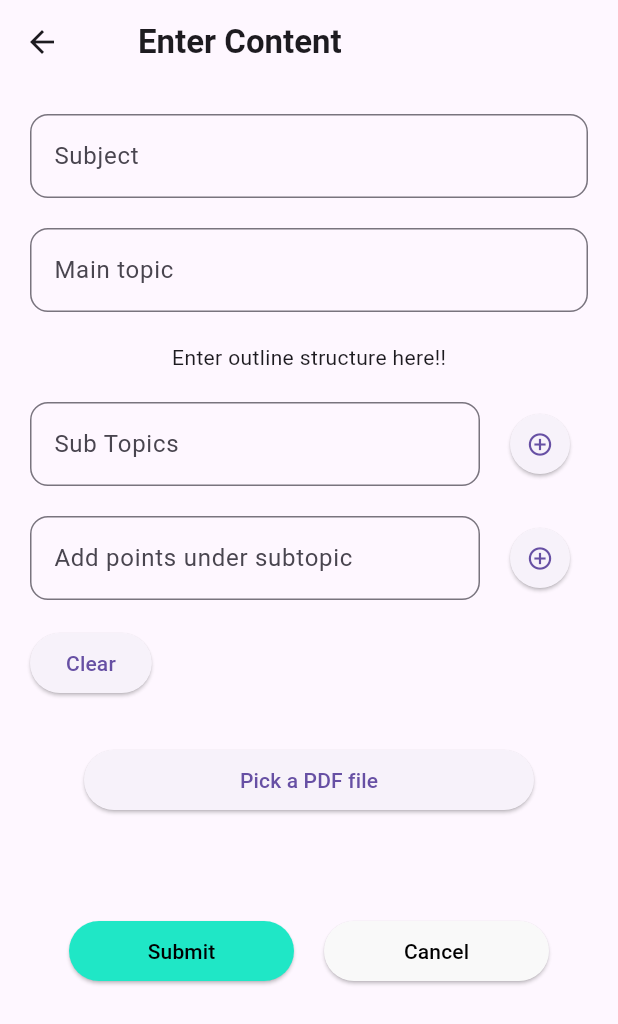
After one commit to CapstoneProject-Group-32/LearnPro, a Flutter app: the ContentForm screen opened directly, after a tap on "Submit", on a phone screen of 412 x 824 dp. The commit adds this screen. Shown: the top 1024 px of the screen. Run offline on Flutter 3.47's test engine with Material 3 defaults, Android fonts, the phone set to English and light mode, and no system bars; our stand-ins replace cloud_firestore, file_picker, firebase_auth, firebase_core, firebase_storage, image_picker and 3 more; accounts and stored records are empty.

Commit message:
input content form

```diff
--- /dev/null
+++ b/Front-End/lib/Models/studiedcontent.dart
@@ -0,0 +1,24 @@
+class Studiedcontent {
+  String subject1 = '';
+  String mainTopic1 = '';
+  Map<String, List<String>> dataSetMap = {};
+  Studiedcontent({
+    required this.subject1,
+    required this.mainTopic1,
+    required this.dataSetMap,
+  });
+
+  Map<String, dynamic> toJson() => {
+        'subject': subject1,
+        'mainTopic': mainTopic1,
+        'dataSetMap': dataSetMap,
+      };
+
+  factory Studiedcontent.fromJson(Map<String, dynamic> json) {
+    return Studiedcontent(
+      subject1: json['subject1'],
+      mainTopic1: json['mainTopic1'],
+      dataSetMap: Map<String, List<String>>.from(json['dataSetMap']),
+    );
+  }
+}
--- /dev/null
+++ b/Front-End/lib/Screens/content_form.dart
@@ -0,0 +1,283 @@
+import 'package:flutter/material.dart';
+import 'package:flutter_application_1/Models/studiedcontent.dart';
+import 'package:flutter_application_1/Widgets/myuploadbutton.dart';
+
+class ContentForm extends StatefulWidget {
+  @override
+  State<ContentForm> createState() => _ContentFormState();
+}
+
+class _ContentFormState extends State<ContentForm> {
+  final _formKey = GlobalKey<FormState>();
+  Map<String, List<String>> dataSetMap = {};
+  final TextEditingController _inputText1 = TextEditingController();
+  final TextEditingController _inputText2 = TextEditingController();
+  final TextEditingController _inputText3 = TextEditingController();
+  final TextEditingController _inputText4 = TextEditingController();
+  String temp = '';
+  String subject1 = '';
+  String mainTopic1 = '';
+
+  void _submitForm() {
+    if (_formKey.currentState!.validate()) {
+      _formKey.currentState!.save();
+      Studiedcontent studiedcontent = Studiedcontent(
+        subject1: subject1,
+        mainTopic1: mainTopic1,
+        dataSetMap: dataSetMap,
+      );
+      print('Subject: $subject1');
+      print('Main Topic: $mainTopic1');
+      print('Data Set Map: $dataSetMap');
+      // Here you can store the studiedcontent object as needed.
+    }
+  }
+
+  int get heightofabox => dataSetMap.isNotEmpty ? 300 : 10;
+
+  @override
+  Widget build(BuildContext context) {
+    return Scaffold(
+      appBar: customizedAppbar(),
+      body: SingleChildScrollView(
+        child: Padding(
+          padding: const EdgeInsets.all(20.0),
+          child: Form(
+            key: _formKey,
+            child: Column(
+              crossAxisAlignment: CrossAxisAlignment.start,
+              children: [
+                TextField(
+                  controller: _inputText3,
+                  obscureText: false,
+                  decoration: InputDecoration(
+                    border: OutlineInputBorder(
+                      borderRadius: BorderRadius.circular(12.0),
+                    ),
+                    labelText: "Subject",
+                  ),
+                ),
+                const SizedBox(height: 20),
+                TextField(
+                  controller: _inputText4,
+                  obscureText: false,
+                  decoration: InputDecoration(
+                    border: OutlineInputBorder(
+                      borderRadius: BorderRadius.circular(12.0),
+                    ),
+                    labelText: "Main topic",
+                  ),
+                ),
+                const SizedBox(height: 20),
+                const Center(
+                  child: Text("Enter outline structure here!!"),
+                ),
+                const SizedBox(height: 20),
+                Row(
+                  children: [
+                    Expanded(
+                      child: TextField(
+                        controller: _inputText1,
+                        decoration: InputDecoration(
+                          border: OutlineInputBorder(
+                            borderRadius: BorderRadius.circular(12.0),
+                          ),
+                          labelText: "Sub Topics",
+                        ),
+                      ),
+                    ),
+                    const SizedBox(width: 8),
+                    ElevatedButton(
+                      onPressed: () {
+                        setState(() {
+                          if (_inputText1.text.isNotEmpty) {
+                            dataSetMap[_inputText1.text] = [];
+                            temp = _inputText1.text;
+                            _inputText1.clear();
+                          }
+                        });
+                      },
+                      child: const Icon(Icons.add_circle_outline_outlined),
+                      style: ElevatedButton.styleFrom(
+                        padding: EdgeInsets.zero,
+                        shape: const CircleBorder(),
+                      ),
+                    ),
+                  ],
+                ),
+                const SizedBox(height: 20),
+                Row(
+                  children: [
+                    Expanded(
+                      child: SizedBox(
+                        child: TextField(
+                          controller: _inputText2,
+                          decoration: InputDecoration(
+                            border: OutlineInputBorder(
+                              borderRadius: BorderRadius.circular(12.0),
+                            ),
+                            labelText: "Add points under subtopic",
+                          ),
+                        ),
+                      ),
+                    ),
+                    const SizedBox(width: 8),
+                    ElevatedButton(
+                      onPressed: () {
+                        setState(() {
+                          if (_inputText2.text.isNotEmpty) {
+                            if (dataSetMap.containsKey(temp)) {
+                              dataSetMap[temp]!.add(_inputText2.text);
+                            } else {
+                              dataSetMap[temp] = [_inputText2.text];
+                            }
+                            _inputText2.clear();
+                          }
+                        });
+                      },
+                      child: const Icon(Icons.add_circle_outline_outlined),
+                      style: ElevatedButton.styleFrom(
+                        padding: EdgeInsets.zero,
+                        shape: const CircleBorder(),
+                      ),
+                    ),
+                  ],
+                ),
+                const SizedBox(height: 8),
+                SizedBox(
+                  height: heightofabox
+                      .toDouble(), // Constrained height for the list
+                  child: ListView.builder(
+                    itemCount: dataSetMap.keys.length,
+                    itemBuilder: (context, index) {
+                      String subtopics = dataSetMap.keys.elementAt(index);
+                      List<String> listitemsofsubtopic =
+                          dataSetMap[subtopics] ?? [];
+                      return Padding(
+                        padding: const EdgeInsets.symmetric(vertical: 4.0),
+                        child: Column(
+                          crossAxisAlignment: CrossAxisAlignment.start,
+                          children: [
+                            Container(
+                              width: double.infinity,
+                              padding: const EdgeInsets.all(8.0),
+                              color: const Color.fromARGB(255, 230, 230, 230),
+                              child: Center(
+                                child: Text(
+                                  subtopics,
+                                  style: const TextStyle(
+                                    fontSize: 24,
+                                    color: Colors.black,
+                                    decoration: TextDecoration.underline,
+                                    fontWeight: FontWeight.w900,
+                                  ),
+                                ),
+                              ),
+                            ),
+                            ...listitemsofsubtopic.map((listitemsofsubtopic) {
+                              return Container(
+                                height: 50,
+                                width: double.infinity,
+                                padding: const EdgeInsets.all(8.0),
+                                color: const Color.fromARGB(255, 255, 255, 255),
+                                child: RichText(
+                                  text: TextSpan(
+                                    style: const TextStyle(color: Colors.black),
+                                    children: <InlineSpan>[
+                                      const WidgetSpan(
+                                        child: Icon(Icons.circle, size: 16.0),
+                                      ),
+                                      TextSpan(text: "  $listitemsofsubtopic"),
+                                    ],
+                                  ),
+                                ),
+                              );
+                            }).toList(),
+                          ],
+                        ),
+                      );
+                    },
+                  ),
+                ),
+                ElevatedButton(
+                  onPressed: () {
+                    setState(() {
+                      dataSetMap.clear();
+                    });
+                  },
+                  child: const Text("Clear"),
+                ),
+                const SizedBox(height: 30),
+                FilePickerButton(),
+                const SizedBox(height: 50),
+                Row(
+                  mainAxisAlignment: MainAxisAlignment.center,
+                  children: [
+                    Flexible(
+                      child: SizedBox(
+                        width: 150,
+                        height: 40,
+                        child: ElevatedButton(
+                          style: ElevatedButton.styleFrom(
+                            backgroundColor:
+                                const Color.fromARGB(255, 31, 231, 198),
+                          ),
+                          child: const Text(
+                            "Submit",
+                            style: TextStyle(color: Colors.black),
+                          ),
+                          onPressed: () {
+                            setState(() {
+                              mainTopic1 = _inputText4.text;
+                              subject1 = _inputText3.text;
+                              _submitForm(); // Call submit form here
+                            });
+                          },
+                        ),
+                      ),
+                    ),
+                    const SizedBox(width: 20),
+                    Flexible(
+                      child: SizedBox(
+                        width: 150,
+                        height: 40,
+                        child: ElevatedButton(
+                          style: ElevatedButton.styleFrom(
+                            backgroundColor:
+                                const Color.fromARGB(255, 249, 249, 249),
+                          ),
+                          child: const Text(
+                            "Cancel",
+                            style: TextStyle(color: Colors.black),
+                          ),
+                          onPressed: () {},
+                        ),
+                      ),
+                    ),
+                  ],
+                ),
+              ],
+            ),
+          ),
+        ),
+      ),
+    );
+  }
+
+  AppBar customizedAppbar() {
+    return AppBar(
+      title: const Row(
+        children: [
+          //Icon(Icons.arrow_back),
+          SizedBox(width: 20),
+          Flexible(
+            child: Text(
+              "Enter Content",
+              style: TextStyle(fontWeight: FontWeight.w700),
+            ),
+          ),
+        ],
+      ),
+    );
+  }
+}
--- a/Front-End/lib/Screens/learndesk_page.dart
+++ b/Front-End/lib/Screens/learndesk_page.dart
@@ -1,4 +1,6 @@
 import 'package:flutter/material.dart';
+import 'package:flutter/widgets.dart';
+import 'package:flutter_application_1/Screens/content_form.dart';
 
 import 'package:flutter_application_1/Widgets/navigation_bar.dart';
 
@@ -65,11 +67,21 @@ class LearnDesk extends StatelessWidget {
                 const AssetImage('assets/cloud.png'),
                 'Upload Notes',
               ),
-              _learndeskContainerRowMethod(
-                const AssetImage('assets/flashcards.png'),
-                'Create Flashcards',
-                const AssetImage('assets/help.png'),
-                'Request Tution',
+              GestureDetector(
+                onTap: () {
+                  Navigator.push(
+                    context,
+                    MaterialPageRoute(
+                      builder: (context) => ContentForm(),
+                    ),
+                  );
+                },
+                child: _learndeskContainerRowMethod(
+                  const AssetImage('assets/flashcards.png'),
+                  'Create Flashcards',
+                  const AssetImage('assets/help.png'),
+                  'Request Tution',
+                ),
               ),
               _learndeskContainerRowMethod(
                 const AssetImage('assets/target.png'),
--- /dev/null
+++ b/Front-End/lib/Widgets/myuploadbutton.dart
@@ -0,0 +1,88 @@
+import 'package:flutter/material.dart';
+import 'package:file_picker/file_picker.dart';
+import 'package:permission_handler/permission_handler.dart';
+
+class FilePickerButton extends StatefulWidget {
+  @override
+  _FilePickerButtonState createState() => _FilePickerButtonState();
+}
+
+class _FilePickerButtonState extends State<FilePickerButton> {
+  String? _fileName;
+  String? _filePath;
+  int? _fileSize;
+
+  @override
+  void initState() {
+    super.initState();
+    requestPermissions();
+  }
+
+  Future<void> requestPermissions() async {
+    PermissionStatus status = await Permission.storage.request();
+    if (status.isGranted) {
+      // The storage permission is granted.
+    } else if (status.isDenied) {
+      // Handle the case when the permission is denied.
+    } else if (status.isPermanentlyDenied) {
+      // Handle the case when the permission is permanently denied.
+      await openAppSettings();
+    }
+  }
+
+  Future<void> _pickFile() async {
+    FilePickerResult? result = await FilePicker.platform.pickFiles(
+      type: FileType.custom,
+      allowedExtensions: ['pdf'],
+    );
+
+    if (result != null) {
+      PlatformFile file = result.files.first;
+
+      setState(() {
+        _fileName = file.name;
+        _filePath = file.path;
+        _fileSize = file.size;
+      });
+    } else {
+      // User canceled the picker
+    }
+  }
+
+  @override
+  Widget build(BuildContext context) {
+    return Column(
+      mainAxisAlignment: MainAxisAlignment.center,
+      children: <Widget>[
+        Center(
+          child: SizedBox(
+            width: 300,
+            child: ElevatedButton(
+              onPressed: _pickFile,
+              child: const Text('Pick a PDF file'),
+            ),
+          ),
+        ),
+        const SizedBox(height: 20),
+        if (_fileName != null)
+          Row(
+            mainAxisAlignment: MainAxisAlignment.center,
+            children: [
+              const Icon(Icons.picture_as_pdf),
+              const SizedBox(width: 10),
+              Expanded(
+                child: Column(
+                  crossAxisAlignment: CrossAxisAlignment.start,
+                  children: [
+                    Text('File Name: $_fileName'),
+                    Text('File Size: $_fileSize bytes'),
+                    Text('File Path: $_filePath'),
+                  ],
+                ),
+              ),
+            ],
+          ),
+      ],
+    );
+  }
+}
--- a/Front-End/pubspec.yaml
+++ b/Front-End/pubspec.yaml
@@ -47,6 +47,8 @@ dependencies:
   shared_preferences: ^2.2.3
   path: ^1.8.0
   hooks_riverpod: ^2.5.1
+  file_picker: ^8.0.3
+  permission_handler: ^11.3.1
 
 dev_dependencies:
   flutter_test:
```
Also changed, not shown: Front-End/pubspec.lock.
